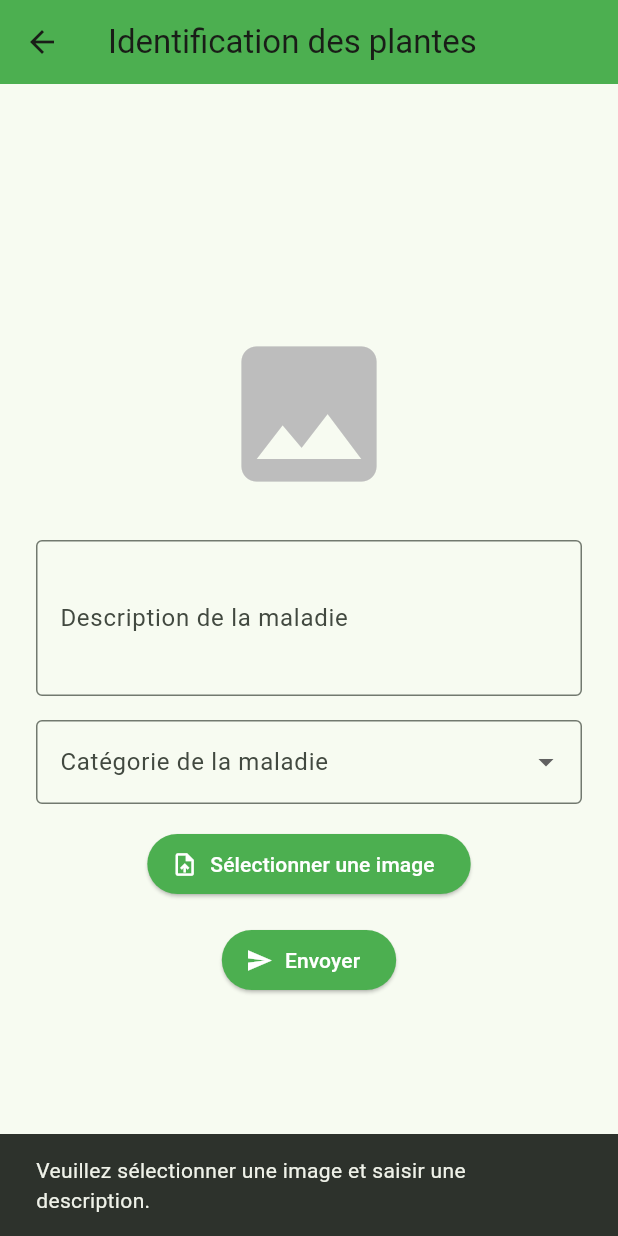
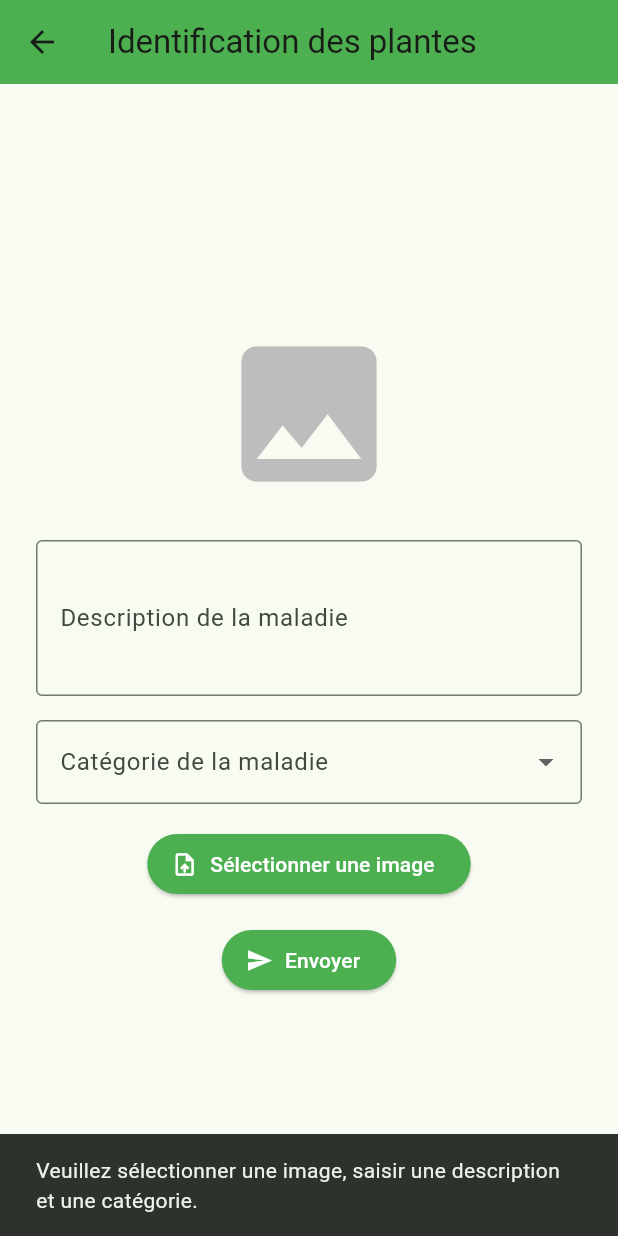
Before and after one commit to Agilicis1/AGRI_SHOP, a Flutter app: the LoadingImage screen opened directly, after a tap on "Envoyer", on a phone screen of 412 x 824 dp. Run offline on Flutter 3.47's test engine with Material 3 defaults, Android fonts, the light colour scheme and no system bars; our stand-ins replace dio, file_picker, image_picker, shared_preferences; accounts and stored records are empty; network calls fail.

Commit message:
categorie sitting

```diff
--- a/front_AGRI_SHOP/front_agri_shop/lib/admin/reLoadingImg.dart
+++ b/front_AGRI_SHOP/front_agri_shop/lib/admin/reLoadingImg.dart
@@ -123,6 +123,10 @@ class _ReLoadingImgState extends State<ReLoadingImg> {
                     final imgUrl = 'https://agri-shop-5b8y.onrender.com/' + (imgObj['image'] ?? '');
                     final description = imgObj['description'] ?? '';
                     final categorie = imgObj['categorie'] ?? '';
+                    final customCategorie = imgObj['customCategorie'] ?? '';
+                    final categorieAffichee = (categorie == 'autres' && customCategorie.isNotEmpty)
+                        ? customCategorie
+                        : categorie;
                     return Padding(
                       padding: const EdgeInsets.all(8.0),
                       child: Column(
@@ -135,7 +139,7 @@ class _ReLoadingImgState extends State<ReLoadingImg> {
                           ),
                           SizedBox(height: 8),
                           Text('description de la maladie: ' + description, style: TextStyle(fontSize: 16)),
-                          Text('categorie de la maladie: ' + categorie, style: TextStyle(fontSize: 16)),
+                          Text('categorie de la maladie: ' + categorieAffichee, style: TextStyle(fontSize: 16)),
                           Row(
                             children: [
                             /*  IconButton(
--- a/front_AGRI_SHOP/front_agri_shop/lib/services/loadingImage.dart
+++ b/front_AGRI_SHOP/front_agri_shop/lib/services/loadingImage.dart
@@ -26,6 +26,7 @@ final List<String> categories = [
   ];
   String? _selectedCategorie;
   final TextEditingController _categorieController = TextEditingController();
+  final TextEditingController _customCategorieController = TextEditingController();
   Future<void> _pickImage() async {
     FilePickerResult? result = await FilePicker.platform.pickFiles(
       type: FileType.image,
@@ -47,9 +48,9 @@ final List<String> categories = [
 
   Future<void> _uploadImageAndDescription() async {
     final hasImage = (kIsWeb && _imageBytes != null) || (!kIsWeb && _selectedImage != null);
-    if (!hasImage || _descriptionController.text.isEmpty) {
+    if (!hasImage || _descriptionController.text.isEmpty || (_selectedCategorie == 'autres' && _customCategorieController.text.isEmpty)) {
       ScaffoldMessenger.of(context).showSnackBar(
-        SnackBar(content: Text('Veuillez sélectionner une image et saisir une description.')),
+        SnackBar(content: Text('Veuillez sélectionner une image, saisir une description et une catégorie.')),
       );
       return;
     }
@@ -58,6 +59,7 @@ final List<String> categories = [
     });
     try {
       int? statusCode;
+      final customCategorie = _selectedCategorie == 'autres' ? _customCategorieController.text : '';
       if (kIsWeb && _imageBytes != null && _fileName != null) {
         statusCode = await MultipartRequestWithBytes(
           url: 'https://agri-shop-5b8y.onrender.com/upload-loading-image',
@@ -65,6 +67,7 @@ final List<String> categories = [
           filename: _fileName!,
           description: _descriptionController.text,
           categorie: _selectedCategorie ?? '',
+          customCategorie: customCategorie,
         );
       } else if (!kIsWeb && _selectedImage != null) {
         statusCode = await MultipartRequestWithFile(
@@ -72,6 +75,7 @@ final List<String> categories = [
           file: _selectedImage!,
           description: _descriptionController.text,
           categorie: _selectedCategorie ?? '',
+          customCategorie: customCategorie,
         );
       } else {
         statusCode = null;
@@ -86,6 +90,7 @@ final List<String> categories = [
           _imageBytes = null;
           _fileName = null;
           _descriptionController.clear();
+          _customCategorieController.clear();
         });
       } else if (statusCode == 400) {
         ScaffoldMessenger.of(context).showSnackBar(
@@ -114,6 +119,7 @@ final List<String> categories = [
   @override
   void dispose() {
     _descriptionController.dispose();
+    _customCategorieController.dispose();
     super.dispose();
   }
 
@@ -177,6 +183,17 @@ final List<String> categories = [
                   ),
                 ),
               ),
+              if (_selectedCategorie == 'autres')
+                Padding(
+                  padding: const EdgeInsets.symmetric(horizontal: 24.0, vertical: 8.0),
+                  child: TextField(
+                    controller: _customCategorieController,
+                    decoration: InputDecoration(
+                      labelText: 'Précisez la catégorie',
+                      border: OutlineInputBorder(),
+                    ),
+                  ),
+                ),
               SizedBox(height: 16),
               ElevatedButton.icon(
                 onPressed: _pickImage,
@@ -210,11 +227,15 @@ Future<int> MultipartRequestWithFile({
   required File file,
   required String description,
   required String categorie,
+  String? customCategorie,
 }) async {
   var request = http.MultipartRequest('POST', Uri.parse(url));
   request.files.add(await http.MultipartFile.fromPath('image', file.path));
   request.fields['description'] = description;
   request.fields['categorie'] = categorie;
+  if (customCategorie != null && customCategorie.isNotEmpty) {
+    request.fields['customCategorie'] = customCategorie;
+  }
   var response = await request.send();
   return response.statusCode;
 }
@@ -225,11 +246,15 @@ Future<int> MultipartRequestWithBytes({
   required String filename,
   required String description,
   required String categorie,
+  String? customCategorie,
 }) async {
   var request = http.MultipartRequest('POST', Uri.parse(url));
   request.files.add(http.MultipartFile.fromBytes('image', bytes, filename: filename));
   request.fields['description'] = description;
   request.fields['categorie'] = categorie;
+  if (customCategorie != null && customCategorie.isNotEmpty) {
+    request.fields['customCategorie'] = customCategorie;
+  }
   var response = await request.send();
   return response.statusCode;
 }
```
Also changed, not shown: front_AGRI_SHOP/front_agri_shop/lib/commande/cartPage.dart (+14 -0 lines), front_AGRI_SHOP/front_agri_shop/lib/commande/e-commerce.dart (+8 -2 lines), 2 other files.
